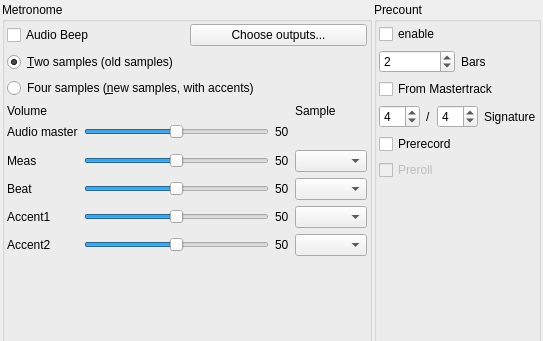
Old version of the form muse3/muse/widgets/metronomebase.ui in the repository emrum/muse; both pictures show x 0 to 543 and y 0 to 341 of the 543 by 657 pixel window.
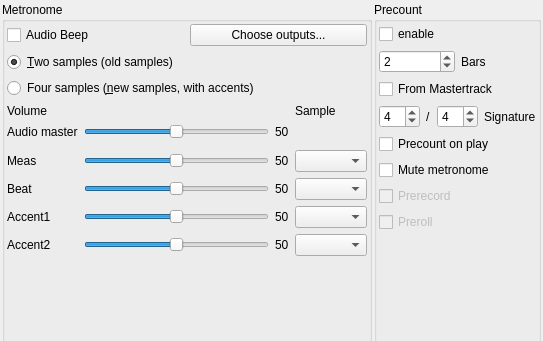
New version of the form.

```diff
--- a/muse3/muse/widgets/metronomebase.ui
+++ b/muse3/muse/widgets/metronomebase.ui
@@ -794,10 +794,36 @@
         </item>
        </layout>
       </item>
+      <item>
+       <widget class="QCheckBox" name="precountOnPlay">
+        <property name="enabled">
+         <bool>true</bool>
+        </property>
+        <property name="toolTip">
+         <string>Enable precount when playing</string>
+        </property>
+        <property name="text">
+         <string>Precount on play</string>
+        </property>
+       </widget>
+      </item>
+      <item>
+       <widget class="QCheckBox" name="precountMuteMetronome">
+        <property name="enabled">
+         <bool>true</bool>
+        </property>
+        <property name="toolTip">
+         <string>Mute the metronome after precount</string>
+        </property>
+        <property name="text">
+         <string>Mute metronome</string>
+        </property>
+       </widget>
+      </item>
       <item>
        <widget class="QCheckBox" name="precountPrerecord">
         <property name="enabled">
-         <bool>true</bool>
+         <bool>false</bool>
         </property>
         <property name="toolTip">
          <string>Enable precount when recording</string>
```
Left out of the diff: 2 changed lines with no effect on the pictures.
